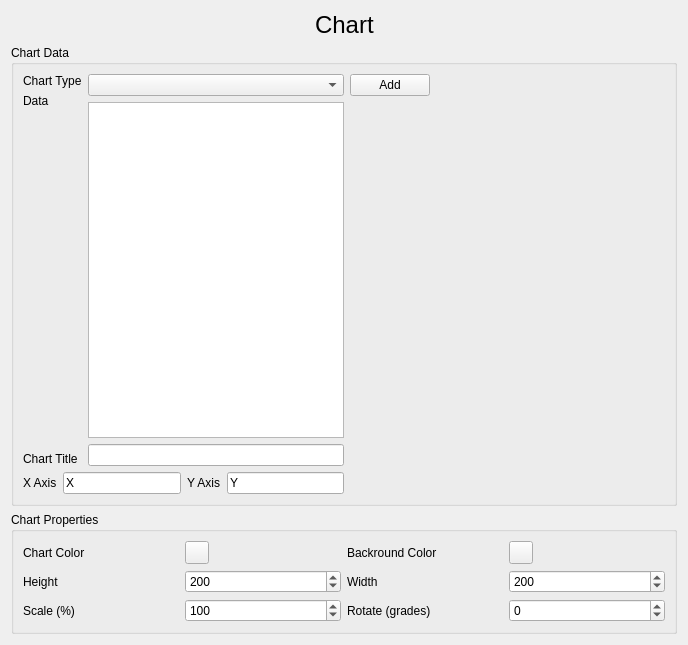
Old version of the form sources/Forms/formcharts.ui in the repository jose94752/ClipEdit.
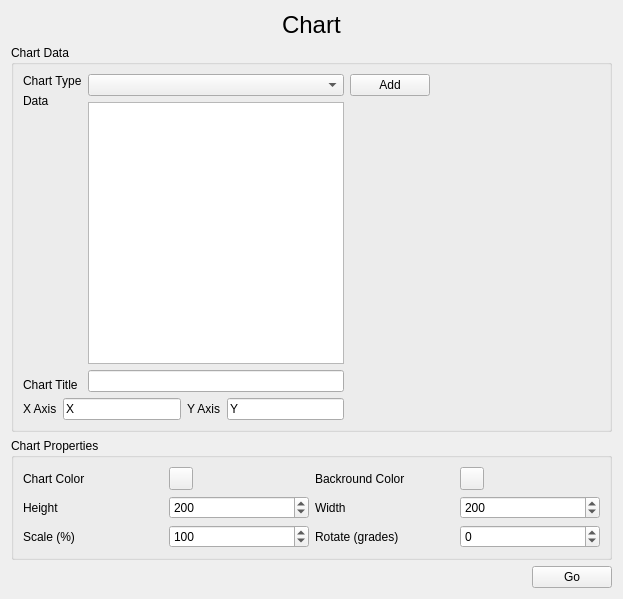
New version of the form. Custom widgets are drawn as their Qt base class.

Patch:
```diff
--- a/sources/Forms/formcharts.ui
+++ b/sources/Forms/formcharts.ui
@@ -6,8 +6,8 @@
    <rect>
     <x>0</x>
     <y>0</y>
-    <width>688</width>
-    <height>645</height>
+    <width>623</width>
+    <height>599</height>
    </rect>
   </property>
   <property name="windowTitle">
@@ -241,7 +241,7 @@
         <item>
          <layout class="QVBoxLayout" name="verticalLayout_2">
           <item>
-           <widget class="ColorButton" name="qBackColor">
+           <widget class="ColorButton" name="qColor">
             <property name="text">
              <string/>
             </property>
@@ -306,7 +306,7 @@
         <item>
          <layout class="QVBoxLayout" name="verticalLayout_6">
           <item>
-           <widget class="ColorButton" name="qColor">
+           <widget class="ColorButton" name="qBackColor">
             <property name="text">
              <string/>
             </property>
@@ -348,6 +348,30 @@
      </layout>
     </widget>
    </item>
+   <item>
+    <layout class="QHBoxLayout" name="horizontalLayout_6">
+     <item>
+      <spacer name="horizontalSpacer_3">
+       <property name="orientation">
+        <enum>Qt::Horizontal</enum>
+       </property>
+       <property name="sizeHint" stdset="0">
+        <size>
+         <width>40</width>
+         <height>20</height>
+        </size>
+       </property>
+      </spacer>
+     </item>
+     <item>
+      <widget class="QPushButton" name="qGo">
+       <property name="text">
+        <string>Go</string>
+       </property>
+      </widget>
+     </item>
+    </layout>
+   </item>
   </layout>
  </widget>
  <customwidgets>
```
